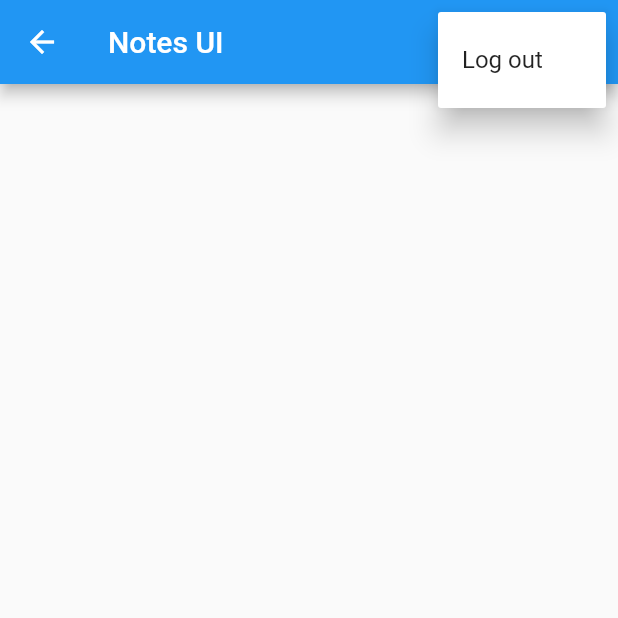
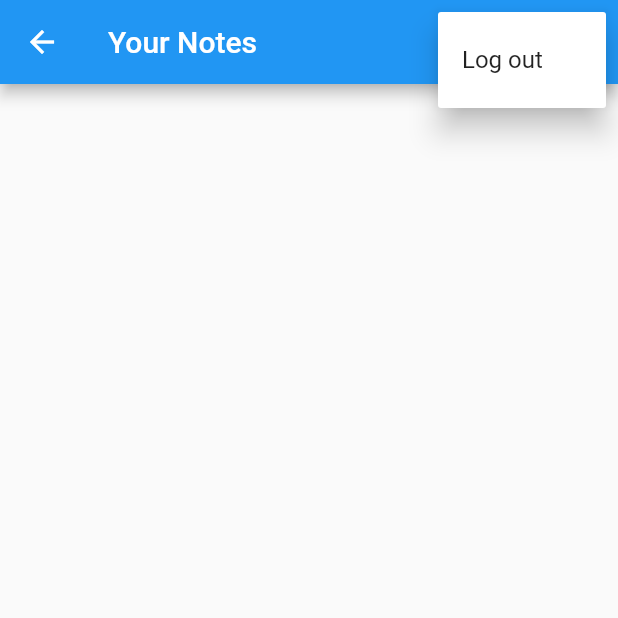
Before and after one commit to Ashketchum03/impnotes, a Flutter app: the NotesView screen opened by its route, after a tap on the "more vert" icon, on a phone screen of 412 x 824 dp, the top half of it. Run offline on Flutter 3.47's test engine with Material 2 defaults, Android fonts, the phone set to English and light mode, and no system bars; our stand-ins replace firebase_auth, firebase_core, sqflite; accounts and stored records are empty; network calls fail.

Commit message:
Added view for new note

```diff
--- a/lib/constants/routes.dart
+++ b/lib/constants/routes.dart
@@ -2,3 +2,4 @@ const loginRoute = '/login/';
 const registerRoute = '/register/';
 const notesRoute = '/notes/';
 const verifyEmailView = '/verify-email';
+const newNoteRoute = '/notes/new-note/';
--- a/lib/main.dart
+++ b/lib/main.dart
@@ -2,7 +2,8 @@ import 'package:flutter/material.dart';
 import 'package:notes/constants/routes.dart';
 import 'package:notes/services/auth/auth_services.dart';
 import 'package:notes/views/login_view.dart';
-import 'package:notes/views/notes_view.dart';
+import 'package:notes/views/notes/new_note_view.dart';
+import 'package:notes/views/notes/notes_view.dart';
 import 'package:notes/views/register_view.dart';
 import 'package:notes/views/verify_email_view.dart';
 import 'dart:developer' as devtools show log;
@@ -21,6 +22,7 @@ void main() {
       registerRoute: (context) => const RegisterView(),
       notesRoute: (context) => const NotesView(),
       verifyEmailView: (context) => const VerifyEmailView(),
+      newNoteRoute: (context) => const NewNotesView(),
     },
   ));
 }
--- a/lib/views/notes_view.dart
+++ b/lib/views/notes/notes_view.dart
@@ -33,8 +33,14 @@ class _NotesViewState extends State<NotesView> {
   Widget build(BuildContext context) {
     return Scaffold(
       appBar: AppBar(
-        title: const Text('Notes UI'),
+        title: const Text('Your Notes'),
         actions: [
+          IconButton(
+            onPressed: () {
+              Navigator.of(context).pushNamed(newNoteRoute);
+            },
+            icon: const Icon(Icons.add),
+          ),
           PopupMenuButton<MenuAction>(onSelected: (value) async {
             switch (value) {
               case MenuAction.logout:
```
Also changed, not shown: lib/views/notes/new_note_view.dart (added, +20 -0 lines).
